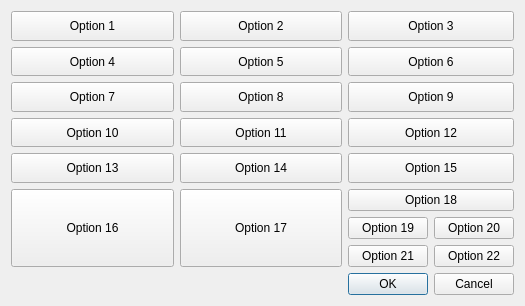
Old version of the form iso7200options.ui in the repository tobiasfalk/KiCAD-FreeCAD-TechDraw-Template-Generator.
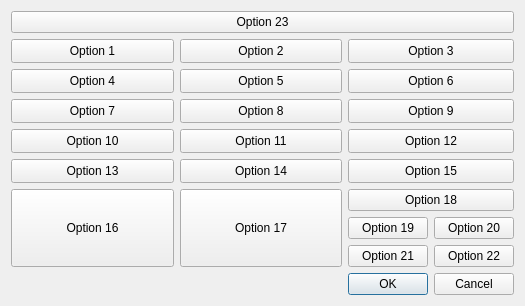
New version of the form.

The edit to the form file:
```diff
--- a/iso7200options.ui
+++ b/iso7200options.ui
@@ -14,10 +14,17 @@
    <string>Dialog</string>
   </property>
   <layout class="QVBoxLayout" name="verticalLayout">
+   <item>
+    <widget class="QPushButton" name="opt23PushButton">
+     <property name="text">
+      <string>Option 23</string>
+     </property>
+    </widget>
+   </item>
    <item>
     <layout class="QGridLayout" name="gridLayout">
-     <item row="4" column="2">
-      <widget class="QPushButton" name="opt15PushButton">
+     <item row="10" column="1">
+      <widget class="QPushButton" name="opt17PushButton">
        <property name="sizePolicy">
         <sizepolicy hsizetype="Minimum" vsizetype="Minimum">
          <horstretch>0</horstretch>
@@ -25,11 +32,11 @@
         </sizepolicy>
        </property>
        <property name="text">
-        <string>Option 15</string>
+        <string>Option 17</string>
        </property>
       </widget>
      </item>
-     <item row="5" column="2">
+     <item row="10" column="2">
       <layout class="QVBoxLayout" name="verticalLayout_2">
        <item>
         <widget class="QPushButton" name="opt18PushButton">
@@ -102,8 +109,8 @@
        </item>
       </layout>
      </item>
-     <item row="2" column="2">
-      <widget class="QPushButton" name="opt9PushButton">
+     <item row="6" column="2">
+      <widget class="QPushButton" name="opt6PushButton">
        <property name="sizePolicy">
         <sizepolicy hsizetype="Minimum" vsizetype="Minimum">
          <horstretch>0</horstretch>
@@ -111,37 +118,11 @@
         </sizepolicy>
        </property>
        <property name="text">
-        <string>Option 9</string>
+        <string>Option 6</string>
        </property>
       </widget>
      </item>
-     <item row="0" column="0">
-      <widget class="QPushButton" name="opt1PushButton">
-       <property name="sizePolicy">
-        <sizepolicy hsizetype="Minimum" vsizetype="Minimum">
-         <horstretch>0</horstretch>
-         <verstretch>0</verstretch>
-        </sizepolicy>
-       </property>
-       <property name="text">
-        <string>Option 1</string>
-       </property>
-      </widget>
-     </item>
-     <item row="2" column="0">
-      <widget class="QPushButton" name="opt7PushButton">
-       <property name="sizePolicy">
-        <sizepolicy hsizetype="Minimum" vsizetype="Minimum">
-         <horstretch>0</horstretch>
-         <verstretch>0</verstretch>
-        </sizepolicy>
-       </property>
-       <property name="text">
-        <string>Option 7</string>
-       </property>
-      </widget>
-     </item>
-     <item row="3" column="1">
+     <item row="8" column="1">
       <widget class="QPushButton" name="opt11PushButton">
        <property name="sizePolicy">
         <sizepolicy hsizetype="Minimum" vsizetype="Minimum">
@@ -154,8 +135,8 @@
        </property>
       </widget>
      </item>
-     <item row="1" column="0">
-      <widget class="QPushButton" name="opt4PushButton">
+     <item row="8" column="2">
+      <widget class="QPushButton" name="opt12PushButton">
        <property name="sizePolicy">
         <sizepolicy hsizetype="Minimum" vsizetype="Minimum">
          <horstretch>0</horstretch>
@@ -163,12 +144,12 @@
         </sizepolicy>
        </property>
        <property name="text">
-        <string>Option 4</string>
+        <string>Option 12</string>
        </property>
       </widget>
      </item>
-     <item row="1" column="1">
-      <widget class="QPushButton" name="opt5PushButton">
+     <item row="5" column="0">
+      <widget class="QPushButton" name="opt1PushButton">
        <property name="sizePolicy">
         <sizepolicy hsizetype="Minimum" vsizetype="Minimum">
          <horstretch>0</horstretch>
@@ -176,24 +157,11 @@
         </sizepolicy>
        </property>
        <property name="text">
-        <string>Option 5</string>
+        <string>Option 1</string>
        </property>
       </widget>
      </item>
-     <item row="2" column="1">
-      <widget class="QPushButton" name="opt8PushButton">
-       <property name="sizePolicy">
-        <sizepolicy hsizetype="Minimum" vsizetype="Minimum">
-         <horstretch>0</horstretch>
-         <verstretch>0</verstretch>
-        </sizepolicy>
-       </property>
-       <property name="text">
-        <string>Option 8</string>
-       </property>
-      </widget>
-     </item>
-     <item row="4" column="1">
+     <item row="9" column="1">
       <widget class="QPushButton" name="opt14PushButton">
        <property name="sizePolicy">
         <sizepolicy hsizetype="Minimum" vsizetype="Minimum">
@@ -206,8 +174,8 @@
        </property>
       </widget>
      </item>
-     <item row="1" column="2">
-      <widget class="QPushButton" name="opt6PushButton">
+     <item row="7" column="1">
+      <widget class="QPushButton" name="opt8PushButton">
        <property name="sizePolicy">
         <sizepolicy hsizetype="Minimum" vsizetype="Minimum">
          <horstretch>0</horstretch>
@@ -215,12 +183,12 @@
         </sizepolicy>
        </property>
        <property name="text">
-        <string>Option 6</string>
+        <string>Option 8</string>
        </property>
       </widget>
      </item>
-     <item row="0" column="1">
-      <widget class="QPushButton" name="opt2PushButton">
+     <item row="9" column="2">
+      <widget class="QPushButton" name="opt15PushButton">
        <property name="sizePolicy">
         <sizepolicy hsizetype="Minimum" vsizetype="Minimum">
          <horstretch>0</horstretch>
@@ -228,11 +196,63 @@
         </sizepolicy>
        </property>
        <property name="text">
-        <string>Option 2</string>
+        <string>Option 15</string>
        </property>
       </widget>
      </item>
-     <item row="4" column="0">
+     <item row="8" column="0">
+      <widget class="QPushButton" name="opt10PushButton">
+       <property name="sizePolicy">
+        <sizepolicy hsizetype="Minimum" vsizetype="Minimum">
+         <horstretch>0</horstretch>
+         <verstretch>0</verstretch>
+        </sizepolicy>
+       </property>
+       <property name="text">
+        <string>Option 10</string>
+       </property>
+      </widget>
+     </item>
+     <item row="6" column="1">
+      <widget class="QPushButton" name="opt5PushButton">
+       <property name="sizePolicy">
+        <sizepolicy hsizetype="Minimum" vsizetype="Minimum">
+         <horstretch>0</horstretch>
+         <verstretch>0</verstretch>
+        </sizepolicy>
+       </property>
+       <property name="text">
+        <string>Option 5</string>
+       </property>
+      </widget>
+     </item>
+     <item row="6" column="0">
+      <widget class="QPushButton" name="opt4PushButton">
+       <property name="sizePolicy">
+        <sizepolicy hsizetype="Minimum" vsizetype="Minimum">
+         <horstretch>0</horstretch>
+         <verstretch>0</verstretch>
+        </sizepolicy>
+       </property>
+       <property name="text">
+        <string>Option 4</string>
+       </property>
+      </widget>
+     </item>
+     <item row="7" column="2">
+      <widget class="QPushButton" name="opt9PushButton">
+       <property name="sizePolicy">
+        <sizepolicy hsizetype="Minimum" vsizetype="Minimum">
+         <horstretch>0</horstretch>
+         <verstretch>0</verstretch>
+        </sizepolicy>
+       </property>
+       <property name="text">
+        <string>Option 9</string>
+       </property>
+      </widget>
+     </item>
+     <item row="9" column="0">
       <widget class="QPushButton" name="opt13PushButton">
        <property name="sizePolicy">
         <sizepolicy hsizetype="Minimum" vsizetype="Minimum">
@@ -245,8 +265,8 @@
        </property>
       </widget>
      </item>
-     <item row="3" column="2">
-      <widget class="QPushButton" name="opt12PushButton">
+     <item row="7" column="0">
+      <widget class="QPushButton" name="opt7PushButton">
        <property name="sizePolicy">
         <sizepolicy hsizetype="Minimum" vsizetype="Minimum">
          <horstretch>0</horstretch>
@@ -254,11 +274,11 @@
         </sizepolicy>
        </property>
        <property name="text">
-        <string>Option 12</string>
+        <string>Option 7</string>
        </property>
       </widget>
      </item>
-     <item row="0" column="2">
+     <item row="5" column="2">
       <widget class="QPushButton" name="opt3PushButton">
        <property name="sizePolicy">
         <sizepolicy hsizetype="Minimum" vsizetype="Minimum">
@@ -271,20 +291,7 @@
        </property>
       </widget>
      </item>
-     <item row="3" column="0">
-      <widget class="QPushButton" name="opt10PushButton">
-       <property name="sizePolicy">
-        <sizepolicy hsizetype="Minimum" vsizetype="Minimum">
-         <horstretch>0</horstretch>
-         <verstretch>0</verstretch>
-        </sizepolicy>
-       </property>
-       <property name="text">
-        <string>Option 10</string>
-       </property>
-      </widget>
-     </item>
-     <item row="5" column="0">
+     <item row="10" column="0">
       <widget class="QPushButton" name="opt16PushButton">
        <property name="sizePolicy">
         <sizepolicy hsizetype="Minimum" vsizetype="Minimum">
@@ -298,7 +305,7 @@
       </widget>
      </item>
      <item row="5" column="1">
-      <widget class="QPushButton" name="opt17PushButton">
+      <widget class="QPushButton" name="opt2PushButton">
        <property name="sizePolicy">
         <sizepolicy hsizetype="Minimum" vsizetype="Minimum">
          <horstretch>0</horstretch>
@@ -306,7 +313,7 @@
         </sizepolicy>
        </property>
        <property name="text">
-        <string>Option 17</string>
+        <string>Option 2</string>
        </property>
       </widget>
      </item>
```
